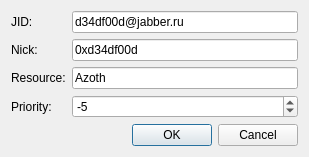
Before: the Qt Designer form src/plugins/azoth/plugins/xoox/glooxaccountconfigurationdialog.ui in 0xd34df00d/leechcraft, drawn with Qt 5.
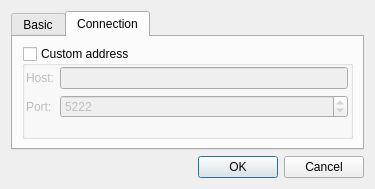
After: the same form once the commit is applied. The open tabs and pages were chosen to show the change.

Commit message: Azoth Xoox: allow custom host:port, hopefully closes #288.

Diff of the .ui file:
```diff
--- a/src/plugins/azoth/plugins/xoox/glooxaccountconfigurationdialog.ui
+++ b/src/plugins/azoth/plugins/xoox/glooxaccountconfigurationdialog.ui
@@ -6,8 +6,8 @@
    <rect>
     <x>0</x>
     <y>0</y>
-    <width>309</width>
-    <height>135</height>
+    <width>375</width>
+    <height>177</height>
    </rect>
   </property>
   <property name="windowTitle">
@@ -15,10 +15,21 @@
   </property>
   <layout class="QVBoxLayout" name="verticalLayout">
    <item>
+    <widget class="QTabWidget" name="tabWidget">
+     <property name="currentIndex">
+      <number>0</number>
+     </property>
+     <widget class="QWidget" name="tab">
+      <attribute name="title">
+       <string>Basic</string>
+      </attribute>
     <layout class="QFormLayout" name="formLayout">
      <property name="fieldGrowthPolicy">
       <enum>QFormLayout::AllNonFixedFieldsGrow</enum>
      </property>
+       <property name="margin">
+        <number>1</number>
+       </property>
      <item row="0" column="0">
       <widget class="QLabel" name="label">
        <property name="text">
@@ -77,11 +88,77 @@
         <number>128</number>
        </property>
        <property name="value">
-        <number>-5</number>
+          <number>5</number>
        </property>
       </widget>
      </item>
     </layout>
+     </widget>
+     <widget class="QWidget" name="tab_2">
+      <attribute name="title">
+       <string>Connection</string>
+      </attribute>
+      <layout class="QVBoxLayout" name="verticalLayout_2">
+       <item>
+        <widget class="QGroupBox" name="CustomAddress_">
+         <property name="title">
+          <string>Custom address</string>
+         </property>
+         <property name="checkable">
+          <bool>true</bool>
+         </property>
+         <property name="checked">
+          <bool>false</bool>
+         </property>
+         <layout class="QFormLayout" name="formLayout_2">
+          <property name="fieldGrowthPolicy">
+           <enum>QFormLayout::AllNonFixedFieldsGrow</enum>
+          </property>
+          <property name="leftMargin">
+           <number>1</number>
+          </property>
+          <property name="topMargin">
+           <number>1</number>
+          </property>
+          <property name="rightMargin">
+           <number>2</number>
+          </property>
+          <property name="bottomMargin">
+           <number>1</number>
+          </property>
+          <item row="0" column="0">
+           <widget class="QLabel" name="label_5">
+            <property name="text">
+             <string>Host:</string>
+            </property>
+           </widget>
+          </item>
+          <item row="0" column="1">
+           <widget class="QLineEdit" name="ConnectionHost_"/>
+          </item>
+          <item row="1" column="0">
+           <widget class="QLabel" name="label_6">
+            <property name="text">
+             <string>Port:</string>
+            </property>
+           </widget>
+          </item>
+          <item row="1" column="1">
+           <widget class="QSpinBox" name="ConnectionPort_">
+            <property name="maximum">
+             <number>65535</number>
+            </property>
+            <property name="value">
+             <number>5222</number>
+            </property>
+           </widget>
+          </item>
+         </layout>
+        </widget>
+       </item>
+      </layout>
+     </widget>
+    </widget>
    </item>
    <item>
     <widget class="QDialogButtonBox" name="buttonBox">
```
Lines whose indentation alone changed are shown as unchanged. The commit also changes 6 other files.
